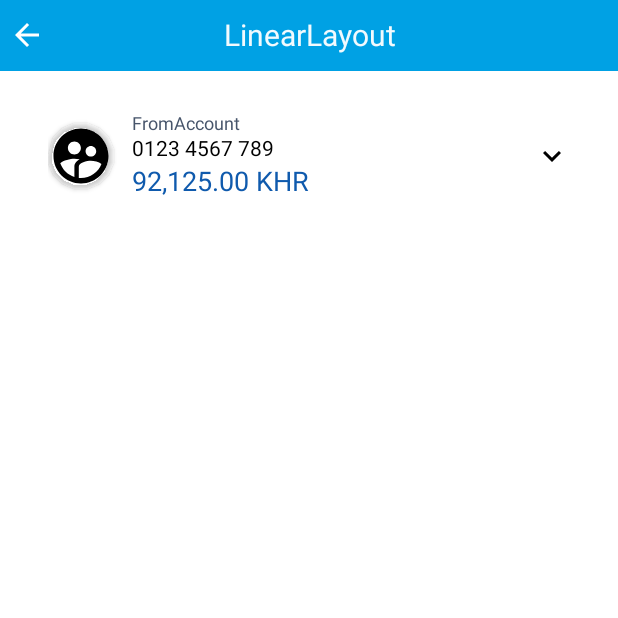
After one commit to leminhkhanhan1508/TrainingApp, an Android app: the DemoLinearLayoutActivity screen opened directly, with no data from a screen before it, on a phone screen of 412 x 824 dp, the top half of it. The commit adds this screen. Run offline under Robolectric (Android 15) with nearby library versions, the phone set to English and light mode, and no system bars.

Commit message:
[Dev][Layout] add demo LinearLayout

```diff
--- a/app/src/main/java/com/training/base/data/objects/CommonEntity.kt
+++ b/app/src/main/java/com/training/base/data/objects/CommonEntity.kt
@@ -5,13 +5,13 @@ class CommonEntity() {
     private var title: String? = null
     private var descript: String? = null
     private var typeLayout: Int = 0
-    private var function: ServiceFunction = ServiceFunction.EDIT_TEXT
+    private var function: Any?=null
 
-    fun getFunction(): ServiceFunction {
+    fun getFunction(): Any? {
         return function
     }
 
-    fun setFunction(function: ServiceFunction): CommonEntity {
+    fun setFunction(function: Any): CommonEntity {
         this.function = function
         return this
     }
--- a/app/src/main/java/com/training/base/data/objects/ServiceFunction.kt
+++ b/app/src/main/java/com/training/base/data/objects/ServiceFunction.kt
@@ -4,4 +4,5 @@ enum class ServiceFunction (code: String){
     EDIT_TEXT("1"),
     RECYCLERVIEW("2"),
     CARD_VIEW("3"),
+    LAYOUT("4"),
 }
--- a/app/src/main/java/com/training/base/di/models.kt
+++ b/app/src/main/java/com/training/base/di/models.kt
@@ -2,6 +2,9 @@ package com.training.base.di
 
 import com.training.base.ui.activities.home.HomeViewModel
 import com.training.base.ui.activities.splash.SplashViewModel
+import com.training.base.ui.activities.task.demoLayout.DemoLayoutViewModel
+import com.training.base.ui.activities.task.demoLayout.DemoLinearLayoutActivity
+import com.training.base.ui.activities.task.demoLayout.DemoLinearLayoutViewModel
 import org.koin.android.viewmodel.dsl.viewModel
 import org.koin.dsl.module
 
@@ -12,4 +15,11 @@ val models = module {
     viewModel {
         HomeViewModel(get(), get())
     }
+    viewModel {
+        DemoLayoutViewModel(get())
+    }
+
+    viewModel {
+        DemoLinearLayoutViewModel(get())
+    }
 }
--- a/app/src/main/java/com/training/base/ui/activities/home/HomeViewModel.kt
+++ b/app/src/main/java/com/training/base/ui/activities/home/HomeViewModel.kt
@@ -38,9 +38,9 @@ class HomeViewModel(
     fun getHomeServiceFunction(): MutableList<CommonEntity> {
         return mutableListOf(
             CommonEntity().apply {
-                this.setTitle(resourcesProvider.getString(R.string.title_training_recyclerview))
-                this.setDescript(resourcesProvider.getString(R.string.description_training_recyclerview))
-                this.setFunction(ServiceFunction.RECYCLERVIEW)
+                this.setTitle(resourcesProvider.getString(R.string.title_training_layout))
+                this.setDescript(resourcesProvider.getString(R.string.description_training_layout))
+                this.setFunction(ServiceFunction.LAYOUT)
                 this.setTypeLayout(CommonAdapter.MENU_SERVICE)
             },
             CommonEntity().apply {
--- /dev/null
+++ b/app/src/main/java/com/training/base/ui/activities/task/demoLayout/DemoLinearLayoutActivity.kt
@@ -0,0 +1,24 @@
+package com.training.base.ui.activities.task.demoLayout
+import android.os.Bundle
+import androidx.recyclerview.widget.LinearLayoutManager
+import com.training.base.R
+import com.training.base.data.objects.LayoutType
+import com.training.base.databinding.ActivityDemoLayoutBinding
+import com.training.base.databinding.ActivityDemoLinearlayoutBinding
+import com.training.base.ui.adapters.CommonAdapter
+import com.training.base.ui.base.BaseActivity
+import org.koin.android.viewmodel.ext.android.viewModel
+
+class DemoLinearLayoutActivity : BaseActivity() {
+    override val model: DemoLinearLayoutViewModel by viewModel()
+    override val binding by lazy {
+        ActivityDemoLinearlayoutBinding.inflate(layoutInflater)
+    }
+    override val titleId: Int
+        get() = R.string.title_training_linearlayout
+
+    override fun onCreate(savedInstanceState: Bundle?) {
+        super.onCreate(savedInstanceState)
+
+    }
+}
--- /dev/null
+++ b/app/src/main/java/com/training/base/ui/activities/task/demoLayout/DemoLinearLayoutViewModel.kt
@@ -0,0 +1,16 @@
+package com.training.base.ui.activities.task.demoLayout
+
+import com.training.base.R
+import com.training.base.data.objects.CommonEntity
+import com.training.base.data.objects.LayoutType
+import com.training.base.di.ResourceProvider
+import com.training.base.ui.adapters.CommonAdapter
+import com.training.base.ui.base.BaseViewModel
+
+class DemoLinearLayoutViewModel(
+    val resourcesProvider: ResourceProvider
+) : BaseViewModel() {
+
+
+
+}
--- /dev/null
+++ b/app/src/main/res/drawable/ic_arrow_down_24.xml
@@ -0,0 +1,5 @@
+<vector android:height="24dp" android:tint="#000000"
+    android:viewportHeight="24" android:viewportWidth="24"
+    android:width="24dp" xmlns:android="http://schemas.android.com/apk/res/android">
+    <path android:fillColor="@android:color/white" android:pathData="M7.41,8.59L12,13.17l4.59,-4.58L18,10l-6,6 -6,-6 1.41,-1.41z"/>
+</vector>
--- /dev/null
+++ b/app/src/main/res/drawable/ic_user_24.xml
@@ -0,0 +1,5 @@
+<vector android:height="24dp" android:tint="#000000"
+    android:viewportHeight="24" android:viewportWidth="24"
+    android:width="24dp" xmlns:android="http://schemas.android.com/apk/res/android">
+    <path android:fillColor="@android:color/white" android:pathData="M11.99,2c-5.52,0 -10,4.48 -10,10s4.48,10 10,10 10,-4.48 10,-10 -4.48,-10 -10,-10zM15.6,8.34c1.07,0 1.93,0.86 1.93,1.93 0,1.07 -0.86,1.93 -1.93,1.93 -1.07,0 -1.93,-0.86 -1.93,-1.93 -0.01,-1.07 0.86,-1.93 1.93,-1.93zM9.6,6.76c1.3,0 2.36,1.06 2.36,2.36 0,1.3 -1.06,2.36 -2.36,2.36s-2.36,-1.06 -2.36,-2.36c0,-1.31 1.05,-2.36 2.36,-2.36zM9.6,15.89v3.75c-2.4,-0.75 -4.3,-2.6 -5.14,-4.96 1.05,-1.12 3.67,-1.69 5.14,-1.69 0.53,0 1.2,0.08 1.9,0.22 -1.64,0.87 -1.9,2.02 -1.9,2.68zM11.99,20c-0.27,0 -0.53,-0.01 -0.79,-0.04v-4.07c0,-1.42 2.94,-2.13 4.4,-2.13 1.07,0 2.92,0.39 3.84,1.15 -1.17,2.97 -4.06,5.09 -7.45,5.09z"/>
+</vector>
--- /dev/null
+++ b/app/src/main/res/layout/activity_demo_linearlayout.xml
@@ -0,0 +1,93 @@
+<?xml version="1.0" encoding="utf-8"?>
+<LinearLayout xmlns:android="http://schemas.android.com/apk/res/android"
+    xmlns:app="http://schemas.android.com/apk/res-auto"
+    xmlns:tools="http://schemas.android.com/tools"
+    android:layout_width="match_parent"
+    android:layout_height="match_parent"
+    android:background="@color/color_FFFFFF_70"
+    android:fitsSystemWindows="true"
+    android:orientation="vertical">
+
+    <include
+        android:id="@+id/toolbar"
+        layout="@layout/tool_bar_layout"
+        android:layout_width="match_parent"
+        android:layout_height="wrap_content" />
+
+    <LinearLayout
+        android:layout_width="match_parent"
+        android:layout_height="wrap_content"
+        android:background="@drawable/bg_while_corners_12"
+        android:gravity="center_vertical"
+        android:orientation="horizontal"
+        android:layout_margin="@dimen/dp16"
+        android:paddingHorizontal="@dimen/dp16"
+        android:paddingVertical="@dimen/dp12">
+
+        <androidx.cardview.widget.CardView
+            android:layout_width="wrap_content"
+            android:layout_height="wrap_content"
+            app:cardBackgroundColor="@color/transparent"
+            app:cardCornerRadius="@dimen/dp44">
+
+            <androidx.appcompat.widget.AppCompatImageView
+                android:id="@+id/imvIcBank"
+                android:layout_width="@dimen/dp44"
+                android:layout_height="@dimen/dp44"
+                app:srcCompat="@drawable/ic_user_24" />
+
+        </androidx.cardview.widget.CardView>
+
+        <LinearLayout
+            android:layout_width="wrap_content"
+            android:layout_height="wrap_content"
+            android:layout_marginStart="@dimen/dp12"
+            android:layout_weight="1"
+            android:orientation="vertical">
+
+            <com.training.base.ui.views.TextView
+                android:layout_width="wrap_content"
+                android:layout_height="wrap_content"
+                android:maxLines="1"
+                android:minHeight="@dimen/dp14"
+                android:singleLine="true"
+                android:text="@string/from_account"
+                android:textColor="@color/color_47556B"
+                android:textSize="@dimen/sp12" />
+
+            <com.training.base.ui.views.TextView
+                android:id="@+id/tvAccountNumber"
+                android:layout_width="wrap_content"
+                android:layout_height="wrap_content"
+                android:layout_marginTop="@dimen/dp2"
+                android:maxLines="1"
+                android:minHeight="@dimen/dp17"
+                android:singleLine="true"
+                android:text="0123 4567 789"
+                android:textColor="@color/black"
+                android:textSize="@dimen/sp14" />
+
+            <com.training.base.ui.views.TextView
+                android:id="@+id/tvAmount"
+                android:layout_width="wrap_content"
+                android:layout_height="wrap_content"
+                android:layout_marginTop="@dimen/dp2"
+                android:maxLines="1"
+                android:minHeight="@dimen/dp22"
+                android:singleLine="true"
+                android:text="92,125.00 KHR"
+                android:textColor="@color/color_0F5AAD"
+                android:textSize="@dimen/sp18" />
+        </LinearLayout>
+
+
+        <androidx.appcompat.widget.AppCompatImageView
+            android:id="@+id/imgSelectedAccount"
+            android:layout_width="@dimen/dp24"
+            android:layout_height="@dimen/dp24"
+            android:clickable="false"
+            android:gravity="center"
+            app:srcCompat="@drawable/ic_arrow_down_24"
+            tools:checked="true" />
+    </LinearLayout>
+</LinearLayout>
--- a/app/src/main/res/layout/notice_dialog.xml
+++ b/app/src/main/res/layout/notice_dialog.xml
@@ -26,6 +26,7 @@
         android:textStyle="normal"
         android:textSize="18sp"
         android:lineSpacingExtra="10sp"
+        android:textColor="@color/black"
         android:gravity="center_horizontal"
         android:text="@string/noti_popup"
         app:cusfont="Medium"
@@ -39,6 +40,7 @@
         android:layout_marginHorizontal="@dimen/dp20"
         android:textSize="@dimen/sp16"
         android:layout_gravity="center"
+        android:textColor="@color/black"
         android:gravity="center_horizontal"
         tools:text="Nội dung thông báo nề"
         />
--- a/app/src/main/res/layout/tool_bar_layout.xml
+++ b/app/src/main/res/layout/tool_bar_layout.xml
@@ -30,5 +30,5 @@
         android:layout_height="@dimen/dp24"
         android:layout_gravity="center_vertical"
         android:src="@drawable/baseline_more_vert_24"
-        android:visibility="gone" />
+        android:visibility="invisible" />
 </LinearLayout>
--- a/app/src/main/res/values/colors.xml
+++ b/app/src/main/res/values/colors.xml
@@ -30,4 +30,6 @@
     <color name="color_e1f6fd">#e1f6fd</color>
     <color name="color_4caf50">#4caf50</color>
     <color name="color_ed3432">#ed3432</color>
+    <color name="color_47556B">#47556B</color>
+    <color name="color_0F5AAD">#0F5AAD</color>
 </resources>
--- a/app/src/main/res/values/dimens.xml
+++ b/app/src/main/res/values/dimens.xml
@@ -20,4 +20,13 @@
     <dimen name="text_size_25">25sp</dimen>
     <dimen name="text_size_20">20sp</dimen>
     <dimen name="_2dp">2dp</dimen>
+    <dimen name="dp12">12dp</dimen>
+    <dimen name="dp44">44dp</dimen>
+    <dimen name="dp14">14dp</dimen>
+    <dimen name="sp12">12sp</dimen>
+    <dimen name="dp17">17dp</dimen>
+    <dimen name="sp14">14sp</dimen>
+    <dimen name="dp2">2dp</dimen>
+    <dimen name="dp22">22dp</dimen>
+    <dimen name="sp18">18sp</dimen>
 </resources>
```
Also changed, not shown: app/src/main/AndroidManifest.xml (+9 -7 lines), app/src/main/java/com/training/base/data/objects/LayoutType.kt (added, +8 -0 lines), app/src/main/java/com/training/base/ui/activities/home/HomeActivity.kt (+11 -2 lines), app/src/main/java/com/training/base/ui/activities/task/demoLayout/DemoLayoutActivity.kt (added, +51 -0 lines), app/src/main/java/com/training/base/ui/activities/task/demoLayout/DemoLayoutViewModel.kt (added, +43 -0 lines), app/src/main/res/layout/activity_demo_layout.xml (added, +25 -0 lines), app/src/main/res/values/strings.xml (+11 -0 lines).
